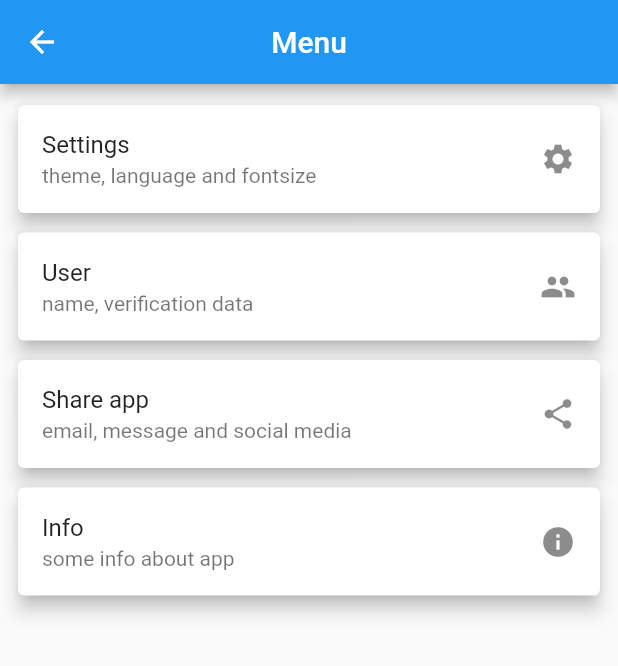
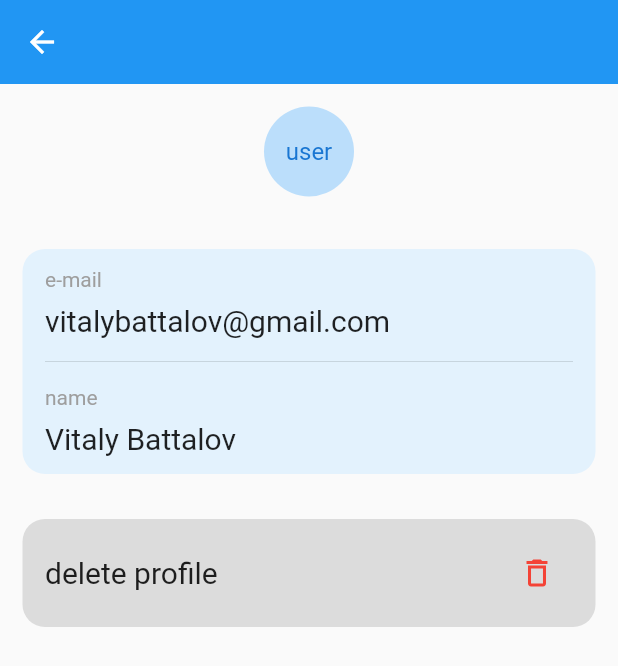
Before and after one commit to SomethingRight/worldofword, a Flutter app: the MenuPage screen opened directly, after a tap on "User", on a phone screen of 412 x 824 dp. Shown: the top 666 px of the screen. Run offline on Flutter 3.47's test engine with Material 2 defaults, Android fonts, the phone set to English and light mode, and no system bars; our stand-ins replace equatable, firebase_core, flutter_bloc; accounts and stored records are empty.

```diff
--- a/lib/module/menu/menu_page.dart
+++ b/lib/module/menu/menu_page.dart
@@ -1,6 +1,7 @@
 // ignore_for_file: public_member_api_docs, sort_constructors_first
 import 'package:flutter/material.dart';
 import 'package:worldofword/api/word_api/word_details_api.dart';
+import 'package:worldofword/module/menu/pages/user/user_page.dart';
 
 import 'widgets/menu_card.dart';
 
@@ -35,7 +36,12 @@ class _MenuPageState extends State<MenuPage> {
                   title: 'User',
                   subtitle: 'name, verification data',
                   icon: const Icon(Icons.people),
-                  onTap: () {}),
+                  onTap: () {
+                    Navigator.push(
+                        context,
+                        MaterialPageRoute(
+                            builder: (context) => const UserPage()));
+                  }),
               const SizedBox(height: 5),
               MenuCard(
                   title: 'Share app',
--- /dev/null
+++ b/lib/module/menu/pages/user/user_page.dart
@@ -0,0 +1,89 @@
+import 'package:flutter/material.dart';
+
+class UserPage extends StatefulWidget {
+  const UserPage({super.key});
+
+  @override
+  State<UserPage> createState() => _UserPageState();
+}
+
+class _UserPageState extends State<UserPage> {
+  @override
+  Widget build(BuildContext context) {
+    return Scaffold(
+        appBar: AppBar(
+          elevation: 0,
+        ),
+        body: SingleChildScrollView(
+            padding: const EdgeInsets.only(left: 15, top: 15, right: 15),
+            child: Column(
+              children: [
+                 Center(
+                  child: CircleAvatar(radius: 30,
+                  backgroundColor: Theme.of(context).primaryColorLight,
+                   child: const Text('user')),
+                ),
+                const SizedBox(
+                  height: 35,
+                ),
+                Container(
+                  padding:
+                      const EdgeInsets.symmetric(horizontal: 15, vertical: 12),
+                  decoration: BoxDecoration(
+                      color: Theme.of(context).secondaryHeaderColor,
+                      borderRadius:
+                          const BorderRadius.all(Radius.circular(15))),
+                  child: Column(
+                    crossAxisAlignment: CrossAxisAlignment.start,
+                    children: const [
+                      Text(
+                        'e-mail',
+                        style: TextStyle(color: Colors.grey),
+                      ),
+                      SizedBox(
+                        height: 8,
+                      ),
+                      Text(
+                        'vitalybattalov@gmail.com',
+                        style: TextStyle(fontSize: 20),
+                      ),
+                      SizedBox(
+                        height: 8,),
+                      Divider(),
+                      SizedBox(height: 8),
+                      Text(
+                        'name',
+                        style: TextStyle(color: Colors.grey),
+                      ),
+                      SizedBox(
+                        height: 8,
+                      ),
+                      Text('Vitaly Battalov', style: TextStyle(fontSize: 20)),
+                    ],
+                  ),
+                ),
+                const SizedBox(
+                  height: 30,
+                ),
+                Container(
+                  padding:
+                      const EdgeInsets.symmetric(horizontal: 15, vertical: 12),
+                  decoration: BoxDecoration(
+                      color: Theme.of(context).dividerColor,
+                      borderRadius:
+                          const BorderRadius.all(Radius.circular(15))),
+                  child: Row(
+                    mainAxisAlignment: MainAxisAlignment.spaceBetween,
+                    children: [
+                      const Text('delete profile',
+                          style: TextStyle(fontSize: 20)),
+                      IconButton(
+                          icon: const Icon(Icons.delete_outline_outlined, color: Colors.red,),
+                          onPressed: () {}),
+                    ],
+                  ),
+                ),
+              ],
+            )));
+  }
+}
--- a/lib/module/widgets/word_card.dart
+++ b/lib/module/widgets/word_card.dart
@@ -23,8 +23,7 @@ class WordCard extends StatelessWidget {
         ),
         child: Row(
           children: [
-            Container(
-              clipBehavior: Clip.none,
+            SizedBox(
               width: MediaQuery.of(context).size.width * 0.68,
               child: Row(
                 children: [
--- a/pubspec.yaml
+++ b/pubspec.yaml
@@ -41,6 +41,9 @@ dependencies:
   rxdart: ^0.27.7
   flutter_bloc: ^8.1.2
   provider: ^6.0.5
+  firebase_core: ^2.6.1
+  firebase_core_desktop: ^1.0.2
+  firebase_auth: ^4.2.8
 
 dev_dependencies:
   flutter_test:
```
Also changed, not shown: lib/main.dart (+8 -4 lines), lib/models/saved_list_model.dart (added, +13 -0 lines), lib/module/main_page/main_page_bloc.dart (deleted, +0 -28 lines), lib/module/saved_words/bloc/saved_words_bloc.dart (added, +31 -0 lines), lib/module/saved_words/bloc/saved_words_event.dart (added, +28 -0 lines), lib/module/saved_words/bloc/saved_words_state.dart (added, +21 -0 lines), lib/core/navigation/route_generator.dart (added), lib/core/navigation/router.dart (added), lib/firebase_options.dart (added), pubspec.lock, 6 other files.
